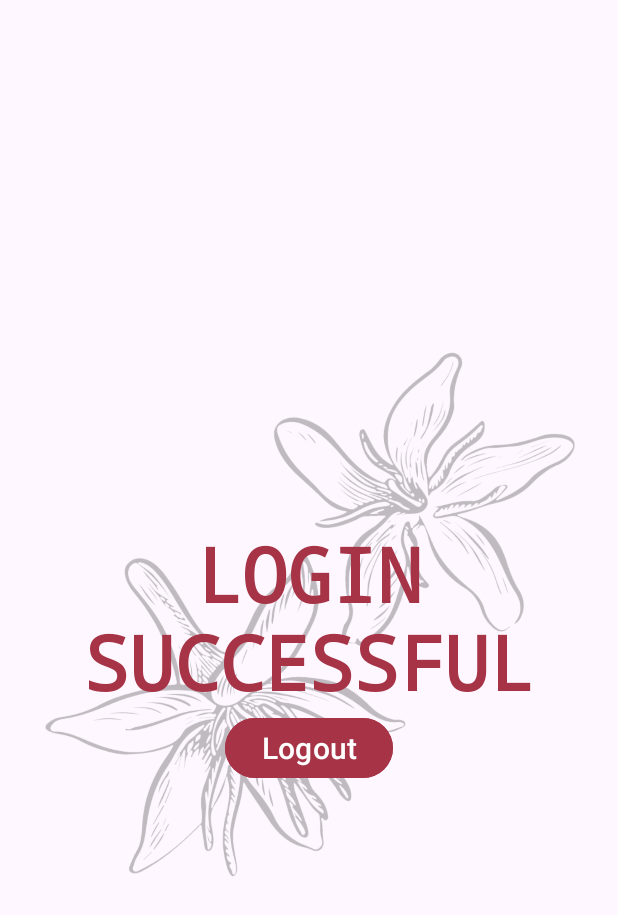
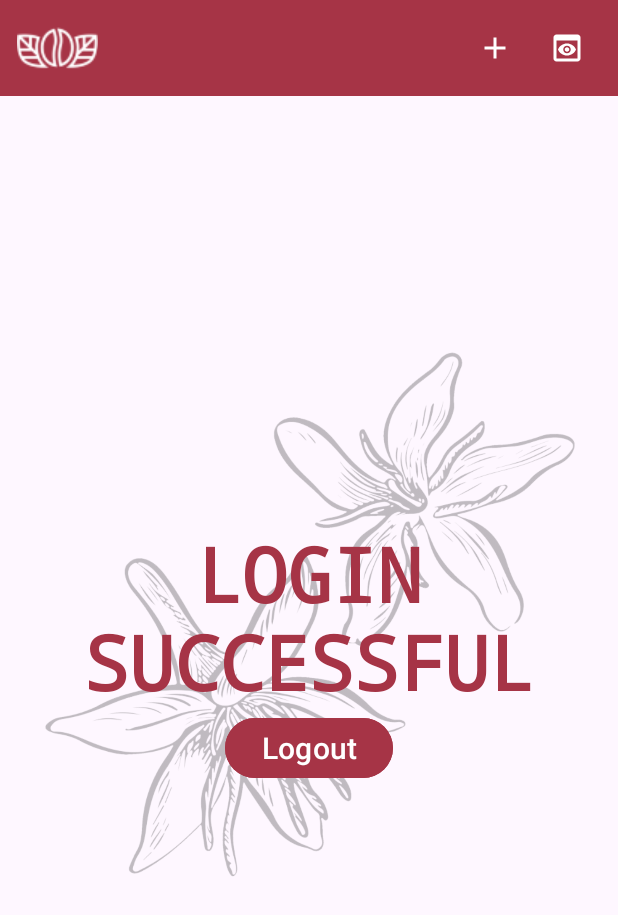
Before and after one commit to Gisele732/Cupping-App, an Android app: the LandingPage screen opened directly, with no data from a screen before it, on a phone screen of 412 x 824 dp. Shown: the top 915 px of the screen. Run offline under Robolectric (Android 15) with nearby library versions, the phone set to English and light mode, and no system bars.

Commit message:
Add toolbar and main menu to landing page

```diff
--- a/app/src/main/java/com/example/cuppingapp/LandingPage.java
+++ b/app/src/main/java/com/example/cuppingapp/LandingPage.java
@@ -2,11 +2,17 @@ package com.example.cuppingapp;
 
 import android.content.Intent;
 import android.os.Bundle;
+import android.util.Log;
+import android.view.Menu;
+import android.view.MenuInflater;
+import android.view.MenuItem;
 import android.view.View;
 import android.widget.Button;
+import android.widget.Toast;
 
 import androidx.activity.EdgeToEdge;
 import androidx.appcompat.app.AppCompatActivity;
+import androidx.appcompat.widget.Toolbar;
 import androidx.core.graphics.Insets;
 import androidx.core.view.ViewCompat;
 import androidx.core.view.WindowInsetsCompat;
@@ -20,6 +26,9 @@ public class LandingPage extends AppCompatActivity {
         super.onCreate(savedInstanceState);
         EdgeToEdge.enable(this);
         setContentView(R.layout.activity_landing_page);
+        Toolbar toolbar = findViewById(R.id.toolbar);
+        setSupportActionBar(toolbar);
+        //getSupportActionBar().setIcon(R.drawable.logo_white_sml);
 
         buttonLogout = findViewById(R.id.buttonLogout);
 
@@ -37,4 +46,26 @@ public class LandingPage extends AppCompatActivity {
             return insets;
         });
     }
+
+    @Override
+    public boolean onCreateOptionsMenu(Menu menu) {
+        Log.d("LandingPage", "onCreateOptionsMenu called");
+        MenuInflater inflater = getMenuInflater();
+        inflater.inflate(R.menu.main_menu, menu);
+        return true;
+    }
+
+    public boolean onOptionsItemSelected(MenuItem item) {
+        switch (item.getItemId()) {
+            case R.id.view:
+                Toast.makeText(getApplicationContext(), "Start View Activity", Toast.LENGTH_SHORT).show();
+                return true;
+
+            case R.id.add:
+                Toast.makeText(getApplicationContext(), "Start Add Activity", Toast.LENGTH_SHORT).show();
+                return (true);
+        }
+        return (super.onOptionsItemSelected(item));
+    }
+
 }
--- /dev/null
+++ b/app/src/main/res/drawable/baseline_add_24.xml
@@ -0,0 +1,5 @@
+<vector xmlns:android="http://schemas.android.com/apk/res/android" android:height="24dp" android:tint="#FFFFFF" android:viewportHeight="24" android:viewportWidth="24" android:width="24dp">
+
+    <path android:fillColor="@android:color/white" android:pathData="M19,13h-6v6h-2v-6H5v-2h6V5h2v6h6v2z"/>
+
+</vector>
--- /dev/null
+++ b/app/src/main/res/drawable/baseline_preview_24.xml
@@ -0,0 +1,5 @@
+<vector xmlns:android="http://schemas.android.com/apk/res/android" android:height="24dp" android:tint="#FFFFFF" android:viewportHeight="24" android:viewportWidth="24" android:width="24dp">
+
+    <path android:fillColor="@android:color/white" android:pathData="M19,3H5C3.89,3 3,3.9 3,5v14c0,1.1 0.89,2 2,2h14c1.1,0 2,-0.9 2,-2V5C21,3.9 20.11,3 19,3zM19,19H5V7h14V19zM13.5,13c0,0.83 -0.67,1.5 -1.5,1.5s-1.5,-0.67 -1.5,-1.5c0,-0.83 0.67,-1.5 1.5,-1.5S13.5,12.17 13.5,13zM12,9c-2.73,0 -5.06,1.66 -6,4c0.94,2.34 3.27,4 6,4s5.06,-1.66 6,-4C17.06,10.66 14.73,9 12,9zM12,15.5c-1.38,0 -2.5,-1.12 -2.5,-2.5c0,-1.38 1.12,-2.5 2.5,-2.5c1.38,0 2.5,1.12 2.5,2.5C14.5,14.38 13.38,15.5 12,15.5z"/>
+
+</vector>
--- a/app/src/main/res/layout/activity_landing_page.xml
+++ b/app/src/main/res/layout/activity_landing_page.xml
@@ -6,6 +6,18 @@
     android:layout_width="match_parent"
     android:layout_height="match_parent"
     tools:context=".LandingPage">
+
+    <androidx.appcompat.widget.Toolbar
+        android:id="@+id/toolbar"
+        android:layout_width="match_parent"
+        android:layout_height="wrap_content"
+        android:background="@color/red"
+        app:navigationIcon="@drawable/logo_white_sml"
+        android:paddingStart="10dp"
+        android:paddingEnd="10dp"
+        app:title=" "
+        android:theme="@style/ThemeOverlay.AppCompat.Dark.ActionBar"
+        app:popupTheme="@style/ThemeOverlay.AppCompat.Light" />
 
     <ImageView
         android:id="@+id/mainImage"
--- /dev/null
+++ b/app/src/main/res/menu/main_menu.xml
@@ -0,0 +1,12 @@
+<?xml version="1.0" encoding="utf-8"?>
+<menu xmlns:android="http://schemas.android.com/apk/res/android"
+    xmlns:app="http://schemas.android.com/apk/res-auto">
+    <item android:id="@+id/add"
+        android:icon="@drawable/baseline_add_24"
+        android:title="@string/create"
+        app:showAsAction="ifRoom"/>
+    <item android:id="@+id/view"
+        android:icon="@drawable/baseline_preview_24"
+        android:title="@string/view"
+        app:showAsAction="ifRoom"/>
+</menu>
--- a/app/src/main/res/values/strings.xml
+++ b/app/src/main/res/values/strings.xml
@@ -11,5 +11,7 @@
     <string name="email_address">Email address</string>
     <string name="create_account_btn">Create account</string>
     <string name="cancel">cancel</string>
+    <string name="create">Create</string>
+    <string name="view">View</string>
 
 </resources>
--- a/app/src/main/res/values/themes.xml
+++ b/app/src/main/res/values/themes.xml
@@ -2,7 +2,7 @@
     <!-- Base application theme. -->
     <style name="Base.Theme.CuppingApp" parent="Theme.Material3.DayNight.NoActionBar">
         <!-- Customize your light theme here. -->
-        <!-- <item name="colorPrimary">@color/my_light_primary</item> -->
+        <item name="colorPrimary">@color/red</item>
     </style>
 
     <style name="Theme.CuppingApp" parent="Base.Theme.CuppingApp" />
--- a/gradle.properties
+++ b/gradle.properties
@@ -19,3 +19,4 @@ android.useAndroidX=true
 # resources declared in the library itself and none from the library's dependencies,
 # thereby reducing the size of the R class for that library
 android.nonTransitiveRClass=true
+android.nonFinalResIds=false
```
Also changed, not shown: app/src/main/res/drawable/logo_white.png (added), app/src/main/res/drawable/logo_white_sml.png (added).
